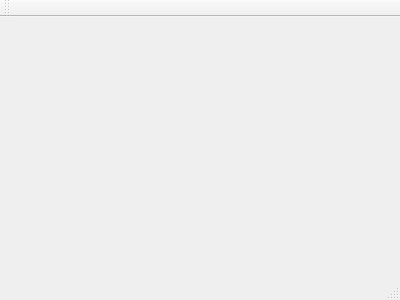
Above: DataBase_Project/mainwindow.ui from und3rsrl/Database-Project-Martial-Art- before the change. Below: the same form after it.
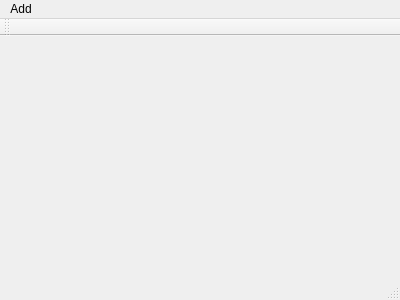
That is the form after the change.

The edit to the form file:
```diff
--- a/DataBase_Project/mainwindow.ui
+++ b/DataBase_Project/mainwindow.ui
@@ -12,13 +12,40 @@
   <property name="windowTitle" >
    <string>MainWindow</string>
   </property>
-  <widget class="QMenuBar" name="menuBar" />
-  <widget class="QToolBar" name="mainToolBar" />
-  <widget class="QWidget" name="centralWidget" />
-  <widget class="QStatusBar" name="statusBar" />
+  <widget class="QWidget" name="centralWidget"/>
+  <widget class="QMenuBar" name="menuBar">
+   <property name="geometry">
+    <rect>
+     <x>0</x>
+     <y>0</y>
+     <width>400</width>
+     <height>21</height>
+    </rect>
+   </property>
+   <widget class="QMenu" name="menuAdd">
+    <property name="title">
+     <string>Add</string>
+    </property>
+    <addaction name="actionPlayer"/>
+   </widget>
+   <addaction name="menuAdd"/>
+  </widget>
+  <widget class="QToolBar" name="mainToolBar">
+   <attribute name="toolBarArea">
+    <enum>TopToolBarArea</enum>
+   </attribute>
+   <attribute name="toolBarBreak">
+    <bool>false</bool>
+   </attribute>
+  </widget>
+  <widget class="QStatusBar" name="statusBar"/>
+  <action name="actionPlayer">
+   <property name="text">
+    <string>Player</string>
+   </property>
+  </action>
  </widget>
- <layoutDefault spacing="6" margin="11" />
- <pixmapfunction></pixmapfunction>
+ <layoutdefault spacing="6" margin="11"/>
  <resources/>
  <connections/>
 </ui>
```
Left out of the diff: 7 changed lines with no effect on the pictures.
